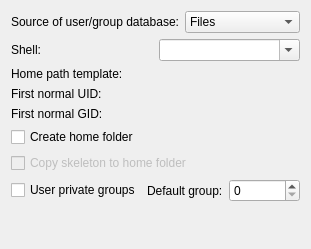
fluxer/kde-extraapps, file kuser/ku_generalsettings.ui: the form before one commit.
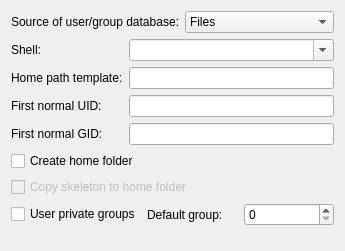
The form after the commit. Custom widgets are drawn as their Qt base class.

Commit message: removed ldap from databases support settings

What changed in the file:
```diff
--- a/kuser/ku_generalsettings.ui
+++ b/kuser/ku_generalsettings.ui
@@ -1,29 +1,29 @@
 <ui version="4.0" >
  <class>KU_GeneralSettings</class>
- <widget class="QWidget" name="KU_GeneralSettings" >
-  <property name="geometry" >
+ <widget class="QWidget" name="KU_GeneralSettings">
+  <property name="geometry">
    <rect>
     <x>0</x>
     <y>0</y>
-    <width>311</width>
-    <height>249</height>
+    <width>345</width>
+    <height>251</height>
    </rect>
   </property>
-  <layout class="QVBoxLayout" >
-   <property name="margin" >
-    <number>11</number>
-   </property>
-   <property name="spacing" >
+  <layout class="QVBoxLayout">
+   <property name="spacing">
     <number>6</number>
    </property>
+   <property name="margin">
+    <number>11</number>
+   </property>
    <item>
-    <layout class="QHBoxLayout" >
-     <property name="margin" >
-      <number>0</number>
-     </property>
-     <property name="spacing" >
+    <layout class="QHBoxLayout">
+     <property name="spacing">
       <number>6</number>
      </property>
+     <property name="margin">
+      <number>0</number>
+     </property>
      <item>
       <widget class="QLabel" name="textLabel1" >
        <property name="text" >
@@ -63,8 +63,8 @@
      <property name="spacing" >
       <number>6</number>
      </property>
-     <item row="1" column="1" >
-      <widget class="KLineEdit" name="kcfg_homepath" />
+     <item row="1" column="1">
+      <widget class="KLineEdit" name="kcfg_homepath"/>
      </item>
      <item row="3" column="0" >
       <widget class="QLabel" name="textLabel2" >
@@ -113,11 +113,11 @@
        </property>
       </widget>
      </item>
-     <item row="3" column="1" >
-      <widget class="KLineEdit" name="kcfg_firstGID" />
+     <item row="3" column="1">
+      <widget class="KLineEdit" name="kcfg_firstGID"/>
      </item>
-     <item row="2" column="1" >
-      <widget class="KLineEdit" name="kcfg_firstUID" />
+     <item row="2" column="1">
+      <widget class="KLineEdit" name="kcfg_firstUID"/>
      </item>
     </layout>
    </item>
@@ -139,13 +139,13 @@
     </widget>
    </item>
    <item>
-    <layout class="QHBoxLayout" >
-     <property name="margin" >
-      <number>0</number>
-     </property>
-     <property name="spacing" >
+    <layout class="QHBoxLayout">
+     <property name="spacing">
       <number>6</number>
      </property>
+     <property name="margin">
+      <number>0</number>
+     </property>
      <item>
       <widget class="QCheckBox" name="kcfg_userPrivateGroup" >
        <property name="text" >
@@ -200,7 +200,7 @@
   </customwidget>
   <customwidget>
    <class>KLineEdit</class>
-   <extends></extends>
+   <extends>QLineEdit</extends>
    <header>klineedit.h</header>
    <container>0</container>
    <pixmap></pixmap>
```
Left out of the diff: 106 changed lines with no effect on the pictures.
